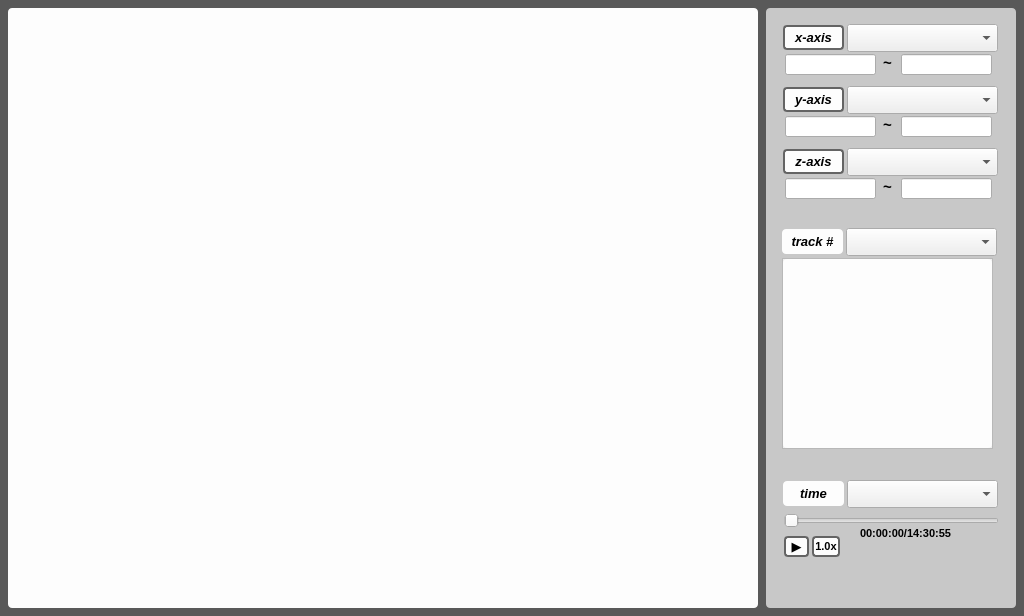
Above: GUI/ui/widget_graph.ui from dudtj5307/CSV-Viewer before the change. Below: the same form after it.
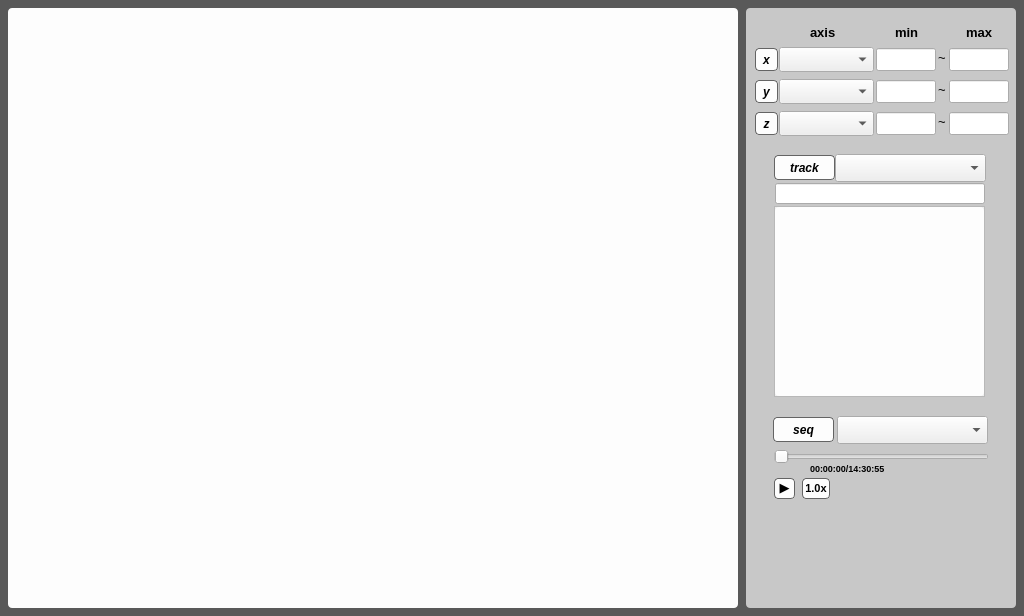
That is the form after the change. Custom widgets are drawn as their Qt base class.

Diff of the .ui file:
```diff
--- a/GUI/ui/widget_graph.ui
+++ b/GUI/ui/widget_graph.ui
@@ -62,19 +62,19 @@
      </property>
      <layout class="QHBoxLayout" name="horizontalLayout_2">
       <property name="spacing">
-       <number>0</number>
+       <number>3</number>
       </property>
       <property name="leftMargin">
-       <number>0</number>
+       <number>3</number>
       </property>
       <property name="topMargin">
-       <number>0</number>
+       <number>3</number>
       </property>
       <property name="rightMargin">
-       <number>0</number>
+       <number>3</number>
       </property>
       <property name="bottomMargin">
-       <number>0</number>
+       <number>3</number>
       </property>
       <item>
        <widget class="GLViewWidget" name="graph_area" native="true">
@@ -84,18 +84,13 @@
           <verstretch>0</verstretch>
          </sizepolicy>
         </property>
-        <property name="styleSheet">
-         <string notr="true">GLViewWidget#graph_area {
-	border-radius: 3px;
-}</string>
-        </property>
         <widget class="QPushButton" name="button_graph_reset">
          <property name="geometry">
           <rect>
-           <x>10</x>
-           <y>10</y>
-           <width>31</width>
-           <height>31</height>
+           <x>3</x>
+           <y>3</y>
+           <width>51</width>
+           <height>51</height>
           </rect>
          </property>
          <property name="font">
@@ -108,8 +103,21 @@
          </property>
          <property name="styleSheet">
           <string notr="true">QPushButton {
-    background-color: rgba(253, 253, 253,0);
-    border: 0px solid;
+    background-color: rgba(253, 253, 253, 0);
+    border: 0px;
+    border-radius: 4px;
+}
+
+QPushButton:hover {
+    background-color: rgba(200, 200, 200, 100);
+}
+
+QPushButton:pressed {
+    background-color: rgba(100, 100, 100, 100);
+}
+
+QPushButton:disabled {
+    color: rgb(200,200,200);
 }</string>
          </property>
          <property name="text">
@@ -125,7 +133,7 @@
     <widget class="QFrame" name="frame_2">
      <property name="minimumSize">
       <size>
-       <width>250</width>
+       <width>270</width>
        <height>0</height>
       </size>
      </property>
@@ -144,16 +152,16 @@
      <widget class="QPushButton" name="button_x">
       <property name="geometry">
        <rect>
-        <x>17</x>
-        <y>17</y>
-        <width>61</width>
-        <height>25</height>
+        <x>9</x>
+        <y>40</y>
+        <width>23</width>
+        <height>23</height>
        </rect>
       </property>
       <property name="font">
        <font>
         <family>Arial</family>
-        <pointsize>10</pointsize>
+        <pointsize>9</pointsize>
         <italic>true</italic>
         <bold>true</bold>
        </font>
@@ -161,7 +169,7 @@
       <property name="styleSheet">
        <string notr="true">QPushButton {
     background-color: rgb(253, 253, 253);
-    border: 2px solid rgb(100, 100, 100);
+    border: 1px solid rgb(100, 100, 100);
     border-radius: 4px;
 }
 
@@ -179,22 +187,22 @@
 }</string>
       </property>
       <property name="text">
-       <string>x-axis</string>
+       <string>x</string>
       </property>
      </widget>
      <widget class="QPushButton" name="button_y">
       <property name="geometry">
        <rect>
-        <x>17</x>
-        <y>79</y>
-        <width>61</width>
-        <height>25</height>
+        <x>9</x>
+        <y>72</y>
+        <width>23</width>
+        <height>23</height>
        </rect>
       </property>
       <property name="font">
        <font>
         <family>Arial</family>
-        <pointsize>10</pointsize>
+        <pointsize>9</pointsize>
         <italic>true</italic>
         <bold>true</bold>
        </font>
@@ -202,7 +210,7 @@
       <property name="styleSheet">
        <string notr="true">QPushButton {
     background-color: rgb(253, 253, 253);
-    border: 2px solid rgb(100, 100, 100);
+    border: 1px solid rgb(100, 100, 100);
     border-radius: 4px;
 }
 
@@ -220,22 +228,22 @@
 }</string>
       </property>
       <property name="text">
-       <string>y-axis</string>
+       <string>y</string>
       </property>
      </widget>
      <widget class="QPushButton" name="button_z">
       <property name="geometry">
        <rect>
-        <x>17</x>
-        <y>141</y>
-        <width>61</width>
-        <height>25</height>
+        <x>9</x>
+        <y>104</y>
+        <width>23</width>
+        <height>23</height>
        </rect>
       </property>
       <property name="font">
        <font>
         <family>Arial</family>
-        <pointsize>10</pointsize>
+        <pointsize>9</pointsize>
         <italic>true</italic>
         <bold>true</bold>
        </font>
@@ -243,7 +251,7 @@
       <property name="styleSheet">
        <string notr="true">QPushButton {
     background-color: rgb(253, 253, 253);
-    border: 2px solid rgb(100, 100, 100);
+    border: 1px solid rgb(100, 100, 100);
     border-radius: 4px;
 }
 
@@ -261,18 +269,23 @@
 }</string>
       </property>
       <property name="text">
-       <string>z-axis</string>
+       <string>z</string>
       </property>
      </widget>
      <widget class="QComboBox" name="combo_x">
       <property name="geometry">
        <rect>
-        <x>81</x>
-        <y>16</y>
-        <width>151</width>
-        <height>28</height>
+        <x>33</x>
+        <y>39</y>
+        <width>95</width>
+        <height>25</height>
        </rect>
       </property>
+      <property name="font">
+       <font>
+        <pointsize>8</pointsize>
+       </font>
+      </property>
       <property name="styleSheet">
        <string notr="true">QComboBox {
 	padding-left: 4px;
@@ -282,12 +295,17 @@
      <widget class="QComboBox" name="combo_y">
       <property name="geometry">
        <rect>
-        <x>81</x>
-        <y>78</y>
-        <width>151</width>
-        <height>28</height>
+        <x>33</x>
+        <y>71</y>
+        <width>95</width>
+        <height>25</height>
        </rect>
       </property>
+      <property name="font">
+       <font>
+        <pointsize>8</pointsize>
+       </font>
+      </property>
       <property name="styleSheet">
        <string notr="true">QComboBox {
 	padding-left: 4px;
@@ -300,12 +318,17 @@
      <widget class="QComboBox" name="combo_z">
       <property name="geometry">
        <rect>
-        <x>81</x>
-        <y>140</y>
-        <width>151</width>
-        <height>28</height>
+        <x>33</x>
+        <y>103</y>
+        <width>95</width>
+        <height>25</height>
        </rect>
       </property>
+      <property name="font">
+       <font>
+        <pointsize>8</pointsize>
+       </font>
+      </property>
       <property name="styleSheet">
        <string notr="true">QComboBox {
 	padding-left: 4px;
@@ -315,8 +338,8 @@
      <widget class="QComboBox" name="combo_time">
       <property name="geometry">
        <rect>
-        <x>81</x>
-        <y>472</y>
+        <x>91</x>
+        <y>408</y>
         <width>151</width>
         <height>28</height>
        </rect>
@@ -330,8 +353,8 @@
      <widget class="QPushButton" name="button_time">
       <property name="geometry">
        <rect>
-        <x>17</x>
-        <y>473</y>
+        <x>27</x>
+        <y>409</y>
         <width>61</width>
         <height>25</height>
        </rect>
@@ -339,19 +362,33 @@
       <property name="font">
        <font>
         <family>Arial</family>
-        <pointsize>10</pointsize>
+        <pointsize>9</pointsize>
         <italic>true</italic>
         <bold>true</bold>
        </font>
       </property>
       <property name="styleSheet">
        <string notr="true">QPushButton {
-	background-color: rgb(253, 253, 253);
-	border-radius: 4px;
+    background-color: rgb(253, 253, 253);
+    border: 1px solid rgb(100, 100, 100);
+    border-radius: 4px;
+}
+
+QPushButton:hover {
+	border: 1px solid #333;
+}
+
+QPushButton:pressed {
+    background-color: lightgray;
+ 	border: 1px solid #000;
+}
+
+QPushButton:disabled {
+    color: rgb(200,200,200);
 }</string>
       </property>
       <property name="text">
-       <string>time</string>
+       <string>seq</string>
       </property>
      </widget>
      <widget class="QSlider" name="bar_time">
@@ -360,12 +397,49 @@
       </property>
       <property name="geometry">
        <rect>
-        <x>18</x>
-        <y>503</y>
+        <x>28</x>
+        <y>439</y>
         <width>215</width>
         <height>20</height>
        </rect>
       </property>
+      <property name="palette">
+       <palette>
+        <active>
+         <colorrole role="Accent">
+          <brush brushstyle="SolidPattern">
+           <color alpha="255">
+            <red>37</red>
+            <green>40</green>
+            <blue>200</blue>
+           </color>
+          </brush>
+         </colorrole>
+        </active>
+        <inactive>
+         <colorrole role="Accent">
+          <brush brushstyle="SolidPattern">
+           <color alpha="255">
+            <red>37</red>
+            <green>40</green>
+            <blue>200</blue>
+           </color>
+          </brush>
+         </colorrole>
+        </inactive>
+        <disabled>
+         <colorrole role="Accent">
+          <brush brushstyle="SolidPattern">
+           <color alpha="255">
+            <red>37</red>
+            <green>40</green>
+            <blue>200</blue>
+           </color>
+          </brush>
+         </colorrole>
+        </disabled>
+       </palette>
+      </property>
       <property name="orientation">
        <enum>Qt::Orientation::Horizontal</enum>
       </property>
@@ -373,8 +447,8 @@
      <widget class="QPushButton" name="button_track">
       <property name="geometry">
        <rect>
-        <x>16</x>
-        <y>221</y>
+        <x>28</x>
+        <y>147</y>
         <width>61</width>
         <height>25</height>
        </rect>
@@ -382,41 +456,60 @@
       <property name="font">
        <font>
         <family>Arial</family>
-        <pointsize>10</pointsize>
+        <pointsize>9</pointsize>
         <italic>true</italic>
         <bold>true</bold>
        </font>
       </property>
       <property name="styleSheet">
        <string notr="true">QPushButton {
-	background-color: rgb(253, 253, 253);
-	border-radius: 4px;
+    background-color: rgb(253, 253, 253);
+    border: 1px solid rgb(100, 100, 100);
+    border-radius: 4px;
+}
+
+QPushButton:hover {
+	border: 1px solid #333;
+}
+
+QPushButton:pressed {
+    background-color: lightgray;
+ 	border: 1px solid #000;
+}
+
+QPushButton:disabled {
+    color: rgb(200,200,200);
 }</string>
       </property>
       <property name="text">
-       <string>track #</string>
+       <string>track</string>
       </property>
      </widget>
      <widget class="QComboBox" name="combo_track">
       <property name="geometry">
        <rect>
-        <x>80</x>
-        <y>220</y>
+        <x>89</x>
+        <y>146</y>
         <width>151</width>
         <height>28</height>
        </rect>
       </property>
+      <property name="font">
+       <font>
+        <pointsize>8</pointsize>
+       </font>
+      </property>
       <property name="styleSheet">
        <string notr="true">QComboBox {
-	padding-left: 2px;
+	padding-left: 4px;
 }</string>
       </property>
      </widget>
      <widget class="QScrollArea" name="scrollArea">
       <property name="geometry">
        <rect>
-        <x>16</x>
-        <y>250</y>
+        <x>28</x>
+        <y>198</y>
         <width>211</width>
         <height>191</height>
        </rect>
@@ -474,15 +567,21 @@
      <widget class="QLineEdit" name="lineEdit_x_min">
       <property name="geometry">
        <rect>
-        <x>19</x>
-        <y>46</y>
-        <width>91</width>
-        <height>21</height>
+        <x>130</x>
+        <y>40</y>
+        <width>60</width>
+        <height>23</height>
        </rect>
       </property>
+      <property name="font">
+       <font>
+        <pointsize>8</pointsize>
+       </font>
+      </property>
       <property name="styleSheet">
        <string notr="true">QLineEdit {
-	padding-left: 2px;
+	padding-left: 1px;
+	padding-right: 1px;
 }</string>
       </property>
       <property name="alignment">
@@ -492,15 +591,21 @@
      <widget class="QLineEdit" name="lineEdit_x_max">
       <property name="geometry">
        <rect>
-        <x>135</x>
-        <y>46</y>
-        <width>91</width>
-        <height>21</height>
+        <x>203</x>
+        <y>40</y>
+        <width>60</width>
+        <height>23</height>
        </rect>
       </property>
+      <property name="font">
+       <font>
+        <pointsize>8</pointsize>
+       </font>
+      </property>
       <property name="styleSheet">
        <string notr="true">QLineEdit {
-	padding-left: 2px;
+	padding-left: 1px;
+	padding-right: 1px;
 }</string>
       </property>
       <property name="alignment">
@@ -510,16 +615,16 @@
      <widget class="QPlainTextEdit" name="plainTextEdit">
       <property name="geometry">
        <rect>
-        <x>113</x>
-        <y>42</y>
+        <x>188</x>
+        <y>38</y>
         <width>21</width>
         <height>21</height>
        </rect>
       </property>
       <property name="font">
        <font>
-        <pointsize>11</pointsize>
-        <bold>true</bold>
+        <pointsize>10</pointsize>
+        <bold>false</bold>
        </font>
       </property>
       <property name="styleSheet">
@@ -550,16 +655,16 @@
      <widget class="QPlainTextEdit" name="plainTextEdit_2">
       <property name="geometry">
        <rect>
-        <x>113</x>
-        <y>104</y>
+        <x>188</x>
+        <y>102</y>
         <width>21</width>
         <height>21</height>
        </rect>
       </property>
       <property name="font">
        <font>
-        <pointsize>11</pointsize>
-        <bold>true</bold>
+        <pointsize>10</pointsize>
+        <bold>false</bold>
        </font>
       </property>
       <property name="styleSheet">
@@ -590,15 +695,21 @@
      <widget class="QLineEdit" name="lineEdit_y_max">
       <property name="geometry">
        <rect>
-        <x>135</x>
-        <y>108</y>
-        <width>91</width>
-        <height>21</height>
+        <x>203</x>
+        <y>72</y>
+        <width>60</width>
+        <height>23</height>
        </rect>
       </property>
+      <property name="font">
+       <font>
+        <pointsize>8</pointsize>
+       </font>
+      </property>
       <property name="styleSheet">
        <string notr="true">QLineEdit {
-	padding-left: 2px;
+	padding-left: 1px;
+	padding-right: 1px;
 }</string>
       </property>
       <property name="alignment">
@@ -608,73 +719,45 @@
      <widget class="QLineEdit" name="lineEdit_y_min">
       <property name="geometry">
        <rect>
-        <x>19</x>
-        <y>108</y>
-        <width>91</width>
-        <height>21</height>
-       </rect>
-      </property>
-      <property name="styleSheet">
-       <string notr="true">QLineEdit {
-	padding-left: 2px;
-}</string>
-      </property>
-      <property name="alignment">
-       <set>Qt::AlignmentFlag::AlignRight|Qt::AlignmentFlag::AlignTrailing|Qt::AlignmentFlag::AlignVCenter</set>
-      </property>
-     </widget>
-     <widget class="QPlainTextEdit" name="plainTextEdit_5">
-      <property name="geometry">
-       <rect>
-        <x>113</x>
-        <y>166</y>
-        <width>21</width>
-        <height>21</height>
+        <x>130</x>
+        <y>72</y>
+        <width>60</width>
+        <height>23</height>
        </rect>
       </property>
       <property name="font">
        <font>
-        <pointsize>11</pointsize>
-        <bold>true</bold>
+        <pointsize>8</pointsize>
        </font>
       </property>
       <property name="styleSheet">
-       <string notr="true">QPlainTextEdit {
-	background-color: rgba(255, 255, 255, 0);
-    border: 0px;
+       <string notr="true">QLineEdit {
+	padding-left: 1px;
+	padding-right: 1px;
 }</string>
       </property>
-      <property name="verticalScrollBarPolicy">
-       <enum>Qt::ScrollBarPolicy::ScrollBarAlwaysOff</enum>
-      </property>
-      <property name="horizontalScrollBarPolicy">
-       <enum>Qt::ScrollBarPolicy::ScrollBarAlwaysOff</enum>
-      </property>
-      <property name="undoRedoEnabled">
-       <bool>false</bool>
-      </property>
-      <property name="readOnly">
-       <bool>true</bool>
-      </property>
-      <property name="plainText">
-       <string>~</string>
-      </property>
-      <property name="textInteractionFlags">
-       <set>Qt::TextInteractionFlag::NoTextInteraction</set>
+      <property name="alignment">
+       <set>Qt::AlignmentFlag::AlignRight|Qt::AlignmentFlag::AlignTrailing|Qt::AlignmentFlag::AlignVCenter</set>
       </property>
      </widget>
      <widget class="QLineEdit" name="lineEdit_z_max">
       <property name="geometry">
        <rect>
-        <x>135</x>
-        <y>170</y>
-        <width>91</width>
-        <height>21</height>
+        <x>203</x>
+        <y>104</y>
+        <width>60</width>
+        <height>23</height>
        </rect>
       </property>
+      <property name="font">
+       <font>
+        <pointsize>8</pointsize>
+       </font>
+      </property>
       <property name="styleSheet">
        <string notr="true">QLineEdit {
-	padding-left: 2px;
+	padding-left: 1px;
+	padding-right: 1px;
 }</string>
       </property>
       <property name="alignment">
@@ -684,15 +767,21 @@
      <widget class="QLineEdit" name="lineEdit_z_min">
       <property name="geometry">
        <rect>
-        <x>19</x>
-        <y>170</y>
-        <width>91</width>
-        <height>21</height>
+        <x>130</x>
+        <y>104</y>
+        <width>60</width>
+        <height>23</height>
        </rect>
       </property>
+      <property name="font">
+       <font>
+        <pointsize>8</pointsize>
+       </font>
+      </property>
       <property name="styleSheet">
        <string notr="true">QLineEdit {
-	padding-left: 2px;
+	padding-left: 1px;
+	padding-right: 1px;
 }</string>
       </property>
       <property name="alignment">
@@ -702,15 +791,15 @@
      <widget class="QPushButton" name="button_time_play">
       <property name="geometry">
        <rect>
-        <x>18</x>
-        <y>528</y>
-        <width>25</width>
+        <x>28</x>
+        <y>470</y>
+        <width>21</width>
         <height>21</height>
        </rect>
       </property>
       <property name="font">
        <font>
-        <family>Arial</family>
+        <family>Segoe UI Symbol</family>
         <pointsize>10</pointsize>
         <italic>false</italic>
         <bold>true</bold>
@@ -719,8 +808,9 @@
       <property name="styleSheet">
        <string notr="true">QPushButton {
     background-color: rgb(253, 253, 253);
-    border: 2px solid rgb(100, 100, 100);
+    border: 1px solid rgb(100, 100, 100);
     border-radius: 4px;
+    padding-bottom: 2px;
 }
 
 QPushButton:hover {
@@ -743,8 +833,8 @@
      <widget class="QPushButton" name="button_time_speed">
       <property name="geometry">
        <rect>
-        <x>46</x>
-        <y>528</y>
+        <x>56</x>
+        <y>470</y>
         <width>28</width>
         <height>21</height>
        </rect>
@@ -760,7 +850,7 @@
       <property name="styleSheet">
        <string notr="true">QPushButton {
     background-color: rgb(253, 253, 253);
-    border: 2px solid rgb(100, 100, 100);
+    border: 1px solid rgb(100, 100, 100);
     border-radius: 4px;
 }
 
@@ -784,9 +874,9 @@
      <widget class="QPlainTextEdit" name="plainTextEdit_timestamp">
       <property name="geometry">
        <rect>
-        <x>90</x>
-        <y>515</y>
-        <width>141</width>
+        <x>60</x>
+        <y>451</y>
+        <width>181</width>
         <height>21</height>
        </rect>
       </property>
@@ -798,10 +888,13 @@
       </property>
       <property name="font">
        <font>
-        <pointsize>8</pointsize>
+        <pointsize>7</pointsize>
         <bold>true</bold>
        </font>
       </property>
+      <property name="layoutDirection">
+       <enum>Qt::LayoutDirection::LeftToRight</enum>
+      </property>
       <property name="styleSheet">
        <string notr="true">QPlainTextEdit {
 	background-color: rgba(255, 255, 255, 0);
@@ -827,6 +920,181 @@
        <set>Qt::TextInteractionFlag::NoTextInteraction</set>
       </property>
      </widget>
+     <widget class="QPlainTextEdit" name="plainTextEdit_3">
+      <property name="geometry">
+       <rect>
+        <x>188</x>
+        <y>70</y>
+        <width>21</width>
+        <height>21</height>
+       </rect>
+      </property>
+      <property name="font">
+       <font>
+        <pointsize>10</pointsize>
+        <bold>false</bold>
+       </font>
+      </property>
+      <property name="styleSheet">
+       <string notr="true">QPlainTextEdit {
+	background-color: rgba(255, 255, 255, 0);
+    border: 0px;
+}</string>
+      </property>
+      <property name="verticalScrollBarPolicy">
+       <enum>Qt::ScrollBarPolicy::ScrollBarAlwaysOff</enum>
+      </property>
+      <property name="horizontalScrollBarPolicy">
+       <enum>Qt::ScrollBarPolicy::ScrollBarAlwaysOff</enum>
+      </property>
+      <property name="undoRedoEnabled">
+       <bool>false</bool>
+      </property>
+      <property name="readOnly">
+       <bool>true</bool>
+      </property>
+      <property name="plainText">
+       <string>~</string>
+      </property>
+      <property name="textInteractionFlags">
+       <set>Qt::TextInteractionFlag::NoTextInteraction</set>
+      </property>
+     </widget>
+     <widget class="QPlainTextEdit" name="plainTextEdit_4">
+      <property name="geometry">
+       <rect>
+        <x>60</x>
+        <y>13</y>
+        <width>41</width>
+        <height>21</height>
+       </rect>
+      </property>
+      <property name="font">
+       <font>
+        <pointsize>10</pointsize>
+        <bold>true</bold>
+       </font>
+      </property>
+      <property name="styleSheet">
+       <string notr="true">QPlainTextEdit {
+	background-color: rgba(255, 255, 255, 0);
+    border: 0px;
+}</string>
+      </property>
+      <property name="verticalScrollBarPolicy">
+       <enum>Qt::ScrollBarPolicy::ScrollBarAlwaysOff</enum>
+      </property>
+      <property name="horizontalScrollBarPolicy">
+       <enum>Qt::ScrollBarPolicy::ScrollBarAlwaysOff</enum>
+      </property>
+      <property name="undoRedoEnabled">
+       <bool>false</bool>
+      </property>
+      <property name="readOnly">
+       <bool>true</bool>
+      </property>
+      <property name="plainText">
+       <string>axis</string>
+      </property>
+      <property name="textInteractionFlags">
+       <set>Qt::TextInteractionFlag::NoTextInteraction</set>
+      </property>
+     </widget>
+     <widget class="QPlainTextEdit" name="plainTextEdit_5">
+      <property name="geometry">
+       <rect>
+        <x>145</x>
+        <y>13</y>
+        <width>41</width>
+        <height>21</height>
+       </rect>
+      </property>
+      <property name="font">
+       <font>
+        <pointsize>10</pointsize>
+        <bold>true</bold>
+       </font>
+      </property>
+      <property name="styleSheet">
+       <string notr="true">QPlainTextEdit {
+	background-color: rgba(255, 255, 255, 0);
+    border: 0px;
+}</string>
+      </property>
+      <property name="verticalScrollBarPolicy">
+       <enum>Qt::ScrollBarPolicy::ScrollBarAlwaysOff</enum>
+      </property>
+      <property name="horizontalScrollBarPolicy">
+       <enum>Qt::ScrollBarPolicy::ScrollBarAlwaysOff</enum>
+      </property>
+      <property name="undoRedoEnabled">
+       <bool>false</bool>
+      </property>
+      <property name="readOnly">
+       <bool>true</bool>
+      </property>
+      <property name="plainText">
+       <string>min</string>
+      </property>
+      <property name="textInteractionFlags">
+       <set>Qt::TextInteractionFlag::NoTextInteraction</set>
+      </property>
+     </widget>
+     <widget class="QPlainTextEdit" name="plainTextEdit_6">
+      <property name="geometry">
+       <rect>
+        <x>216</x>
+        <y>13</y>
+        <width>41</width>
+        <height>21</height>
+       </rect>
+      </property>
+      <property name="font">
+       <font>
+        <pointsize>10</pointsize>
+        <bold>true</bold>
+       </font>
+      </property>
+      <property name="styleSheet">
+       <string notr="true">QPlainTextEdit {
+	background-color: rgba(255, 255, 255, 0);
+    border: 0px;
+}</string>
+      </property>
+      <property name="verticalScrollBarPolicy">
+       <enum>Qt::ScrollBarPolicy::ScrollBarAlwaysOff</enum>
+      </property>
+      <property name="horizontalScrollBarPolicy">
+       <enum>Qt::ScrollBarPolicy::ScrollBarAlwaysOff</enum>
+      </property>
+      <property name="undoRedoEnabled">
+       <bool>false</bool>
+      </property>
+      <property name="readOnly">
+       <bool>true</bool>
+      </property>
+      <property name="plainText">
+       <string>max</string>
+      </property>
+      <property name="textInteractionFlags">
+       <set>Qt::TextInteractionFlag::NoTextInteraction</set>
+      </property>
+     </widget>
+     <widget class="QLineEdit" name="lineEdit_track_search">
+      <property name="geometry">
+       <rect>
+        <x>29</x>
+        <y>175</y>
+        <width>210</width>
+        <height>21</height>
+       </rect>
+      </property>
+      <property name="styleSheet">
+       <string notr="true">QLineEdit {
+	padding-left: 2px;
+}</string>
+      </property>
+     </widget>
     </widget>
    </item>
   </layout>
```
Left out of the diff: 20 changed lines with no effect on the pictures.
